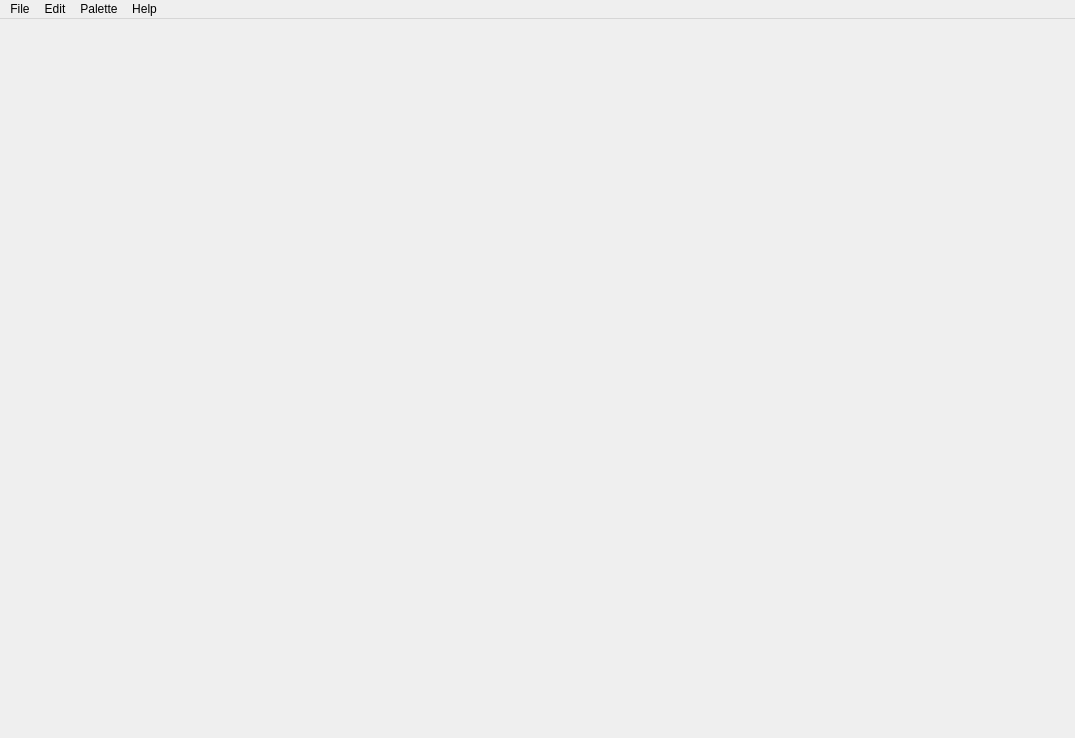
The window that source/mainwindow.ui (pionere/d1-graphics-tool) describes before a commit, drawn with Qt 5.
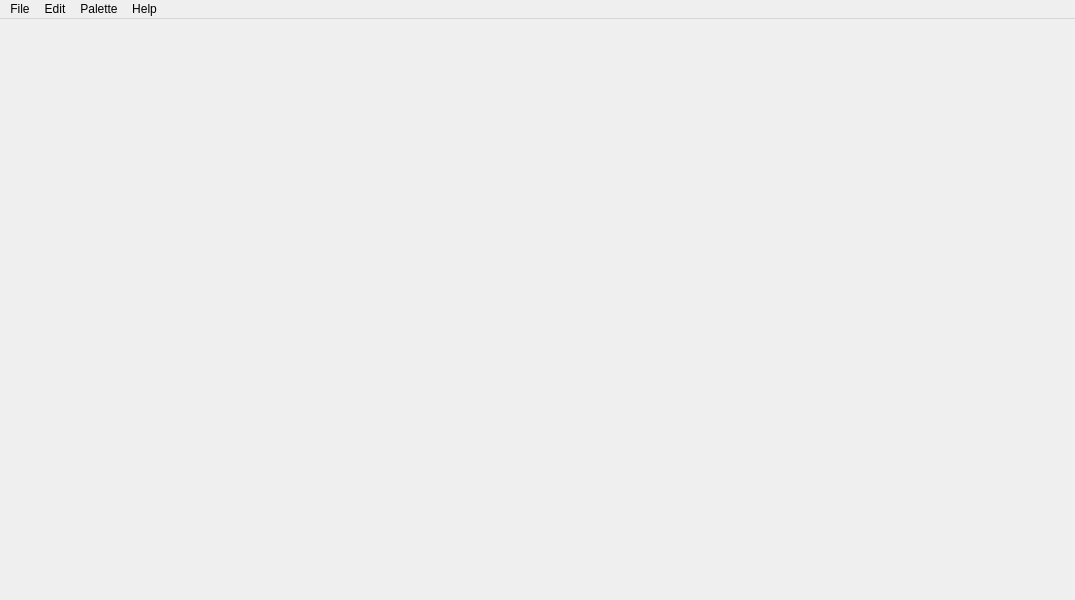
The same window after the commit.

What changed in the file:
```diff
--- a/source/mainwindow.ui
+++ b/source/mainwindow.ui
@@ -7,13 +7,13 @@
     <x>0</x>
     <y>0</y>
     <width>1075</width>
-    <height>738</height>
+    <height>600</height>
    </rect>
   </property>
   <property name="sizeHint" stdset="0">
    <size>
     <width>1075</width>
-    <height>738</height>
+    <height>600</height>
    </size>
   </property>
   <property name="sizePolicy">
```
